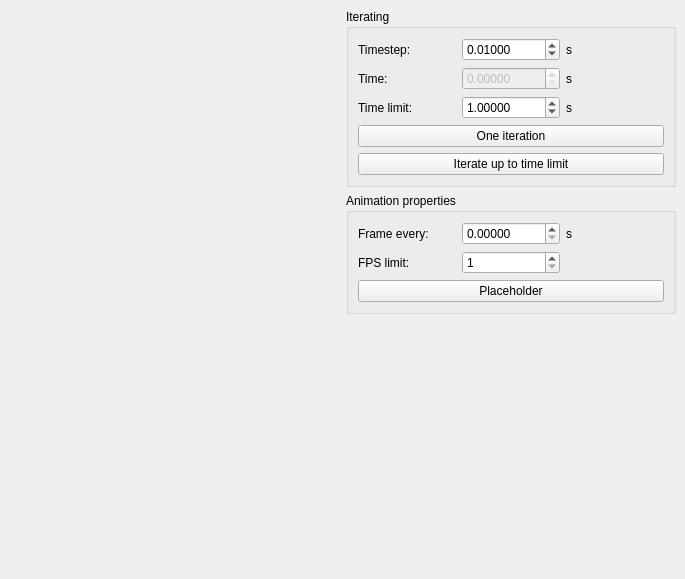
This is sotm/cpp-sources/libsotm-gui/ui/RenderWindowUIMultipleInheritance.ui in DAlexis/self-organizing-transport-model as Qt 5 draws it before an edit. The edited form follows.
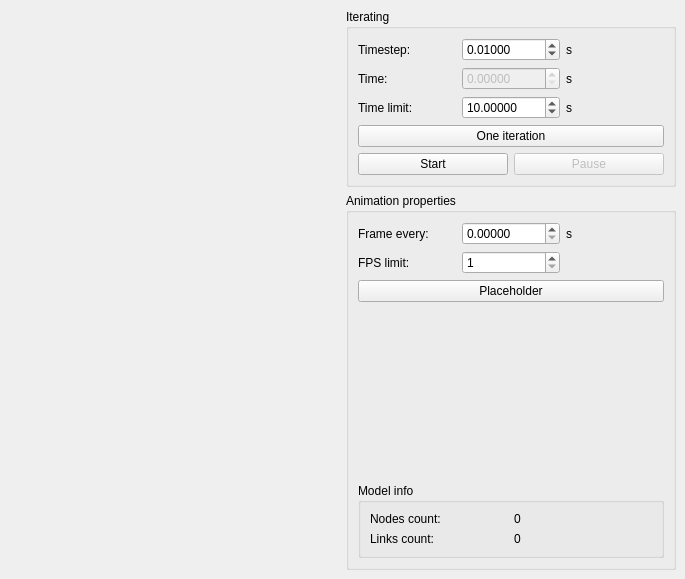
This is the edited form. Custom widgets are drawn as their Qt base class.

Commit message: Single-threaded animation works

The edit to the form file:
```diff
--- a/sotm/cpp-sources/libsotm-gui/ui/RenderWindowUIMultipleInheritance.ui
+++ b/sotm/cpp-sources/libsotm-gui/ui/RenderWindowUIMultipleInheritance.ui
@@ -99,7 +99,7 @@
               <double>0.100000000000000</double>
              </property>
              <property name="value">
-              <double>1.000000000000000</double>
+              <double>10.000000000000000</double>
              </property>
             </widget>
            </item>
@@ -120,11 +120,25 @@
           </widget>
          </item>
          <item>
-          <widget class="QPushButton" name="pushButtonIterateToLimit">
+          <layout class="QHBoxLayout" name="horizontalLayout_3">
+           <item>
+            <widget class="QPushButton" name="pushButtonStartAnimation">
            <property name="text">
-            <string>Iterate up to time limit</string>
-           </property>
-          </widget>
+              <string>Start</string>
+             </property>
+            </widget>
+           </item>
+           <item>
+            <widget class="QPushButton" name="pushButtonPauseAnimation">
+             <property name="enabled">
+              <bool>false</bool>
+             </property>
+             <property name="text">
+              <string>Pause</string>
+             </property>
+            </widget>
+           </item>
+          </layout>
          </item>
         </layout>
        </widget>
@@ -169,7 +183,7 @@
             </widget>
            </item>
            <item row="1" column="1">
-            <widget class="QSpinBox" name="spinBox">
+            <widget class="QSpinBox" name="spinBoxFPS">
              <property name="minimum">
               <number>1</number>
              </property>
@@ -187,9 +201,6 @@
            </property>
           </widget>
          </item>
-        </layout>
-       </widget>
-      </item>
       <item>
        <spacer name="verticalSpacer">
         <property name="orientation">
@@ -202,6 +213,46 @@
          </size>
         </property>
        </spacer>
+         </item>
+         <item>
+          <widget class="QGroupBox" name="groupBox">
+           <property name="title">
+            <string>Model info</string>
+           </property>
+           <layout class="QGridLayout" name="gridLayout_3">
+            <item row="0" column="1">
+             <widget class="QLabel" name="labelNodesCount">
+              <property name="text">
+               <string>0</string>
+              </property>
+             </widget>
+            </item>
+            <item row="0" column="0">
+             <widget class="QLabel" name="label_10">
+              <property name="text">
+               <string>Nodes count:</string>
+              </property>
+             </widget>
+            </item>
+            <item row="1" column="0">
+             <widget class="QLabel" name="label_11">
+              <property name="text">
+               <string>Links count:</string>
+              </property>
+             </widget>
+            </item>
+            <item row="1" column="1">
+             <widget class="QLabel" name="labelLinksCount">
+              <property name="text">
+               <string>0</string>
+              </property>
+             </widget>
+            </item>
+           </layout>
+          </widget>
+         </item>
+        </layout>
+       </widget>
       </item>
      </layout>
     </item>
```
Lines whose indentation alone changed are shown as unchanged. The commit also changes 10 other files.
